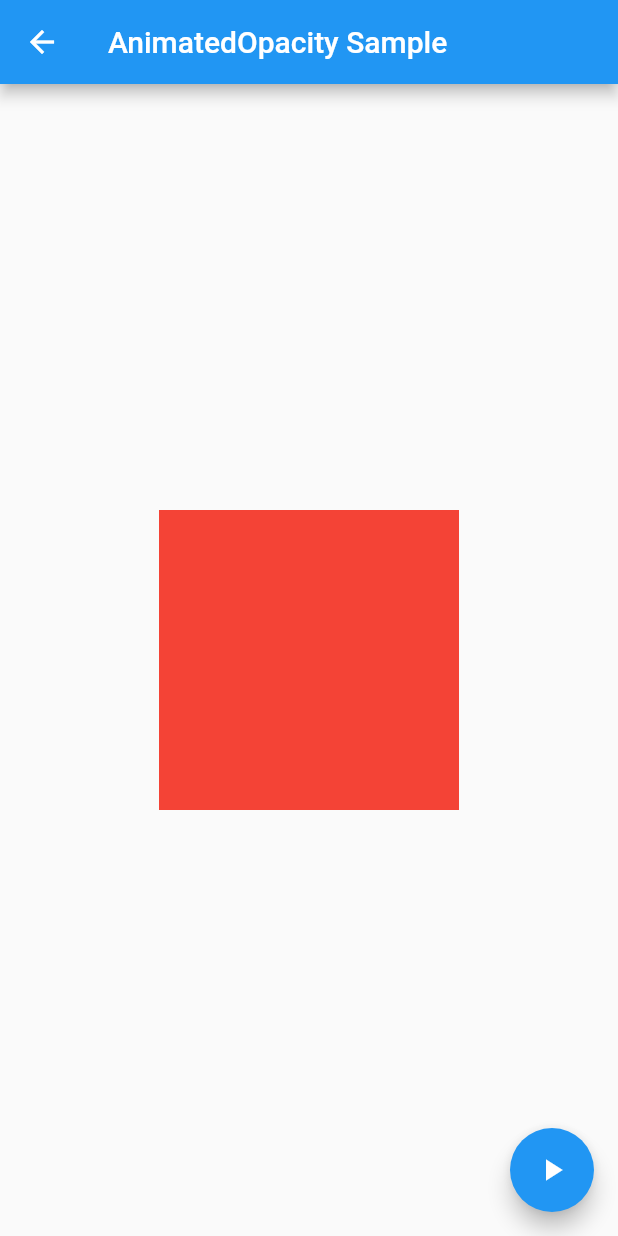
After one commit to tsuruken0802/Flutter-Implicit-Animations-Sample, a Flutter app: the screen it shows after launch, after a tap on "AnimatedOpacity", on a phone screen of 412 x 824 dp. The commit adds this screen. Run offline on Flutter 3.47's test engine with Material 2 defaults, Android fonts, the phone set to English and light mode, and no system bars.

Commit message:
create AnimatedOpacity sample

```diff
--- a/lib/main.dart
+++ b/lib/main.dart
@@ -2,6 +2,7 @@ import 'package:flutter/material.dart';
 import 'package:implicit_animations_sample/screens/animated_align_screen.dart';
 import 'package:implicit_animations_sample/screens/animated_container_screen.dart';
 import 'package:implicit_animations_sample/screens/animated_default_text_style_screen.dart';
+import 'package:implicit_animations_sample/screens/animated_opacity_screen.dart';
 
 void main() {
   runApp(MyApp());
@@ -38,6 +39,11 @@ class AnimationSampleList extends StatelessWidget {
           itemName: 'AnimatedDefaultTestStyle',
           onPressItem: () {
             this._navigator(context, AnimatedDefaultTestStyleScreen());
+          }),
+      AnimationSampleListItem(
+          itemName: 'AnimatedOpacity',
+          onPressItem: () {
+            this._navigator(context, AnimatedOpacityScreen());
           }),
     ];
   }
--- /dev/null
+++ b/lib/screens/animated_opacity_screen.dart
@@ -0,0 +1,38 @@
+import 'package:flutter/cupertino.dart';
+import 'package:flutter/material.dart';
+
+class AnimatedOpacityScreen extends StatefulWidget {
+  @override
+  _AnimatedOpacityScreenState createState() => _AnimatedOpacityScreenState();
+}
+
+class _AnimatedOpacityScreenState extends State<AnimatedOpacityScreen> {
+  double _opacity = 1.0;
+
+  @override
+  Widget build(BuildContext context) {
+    return Scaffold(
+      appBar: AppBar(
+        title: Text('AnimatedOpacity Sample'),
+      ),
+      body: Center(
+          child: AnimatedOpacity(
+        opacity: this._opacity,
+        duration: Duration(seconds: 1),
+        child: Container(
+          width: 200,
+          height: 200,
+          color: Colors.red,
+        ),
+      )),
+      floatingActionButton: FloatingActionButton(
+        child: Icon(Icons.play_arrow),
+        onPressed: () {
+          setState(() {
+            this._opacity = (this._opacity >= 1.0) ? 0.0 : 1.0;
+          });
+        },
+      ),
+    );
+  }
+}
```
